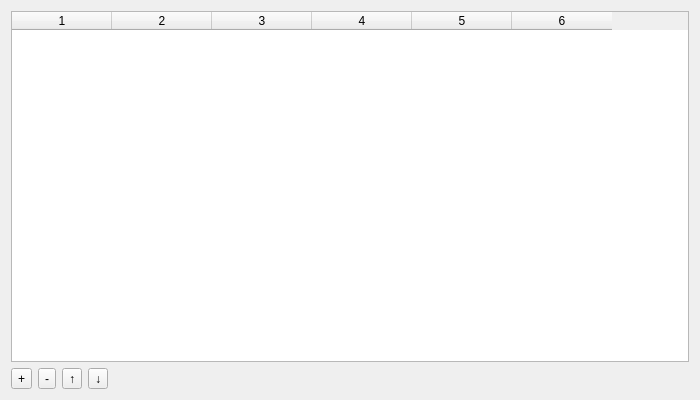
uliss/patch_scene, file xlets_logic_view_editor.ui: the form before one commit.
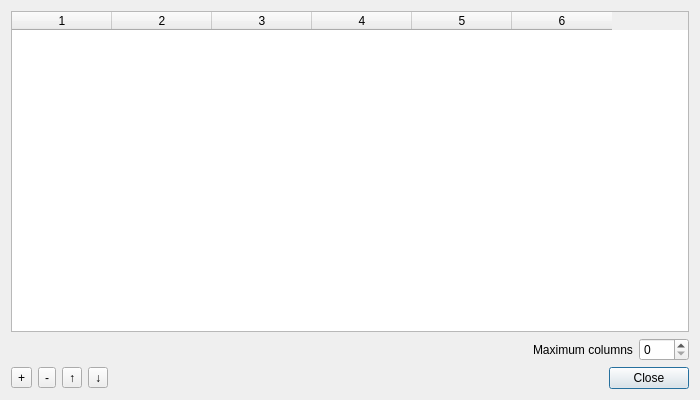
The form after the commit.

Commit message: move max column count to xlet logic editor

What changed in the file:
```diff
--- a/xlets_logic_view_editor.ui
+++ b/xlets_logic_view_editor.ui
@@ -27,7 +27,7 @@
      <column/>
     </widget>
    </item>
-   <item row="1" column="0">
+   <item row="2" column="0">
     <layout class="QHBoxLayout" name="btnContainer">
      <item>
       <widget class="QToolButton" name="addXlet">
@@ -64,12 +64,56 @@
        </property>
        <property name="sizeHint" stdset="0">
         <size>
+         <width>1000</width>
+         <height>20</height>
+        </size>
+       </property>
+      </spacer>
+     </item>
+     <item alignment="Qt::AlignRight">
+      <widget class="QPushButton" name="closeButton">
+       <property name="text">
+        <string>Close</string>
+       </property>
+      </widget>
+     </item>
+    </layout>
+   </item>
+   <item row="1" column="0">
+    <layout class="QHBoxLayout" name="horizontalLayout">
+     <item>
+      <spacer name="horizontalSpacer_2">
+       <property name="orientation">
+        <enum>Qt::Horizontal</enum>
+       </property>
+       <property name="sizeHint" stdset="0">
+        <size>
          <width>40</width>
          <height>20</height>
         </size>
        </property>
       </spacer>
      </item>
+     <item>
+      <widget class="QLabel" name="label">
+       <property name="text">
+        <string>Maximum columns</string>
+       </property>
+       <property name="buddy">
+        <cstring>maxColumns</cstring>
+       </property>
+      </widget>
+     </item>
+     <item>
+      <widget class="QSpinBox" name="maxColumns">
+       <property name="minimumSize">
+        <size>
+         <width>50</width>
+         <height>0</height>
+        </size>
+       </property>
+      </widget>
+     </item>
     </layout>
    </item>
   </layout>
```
The commit also changes 2 other files.
